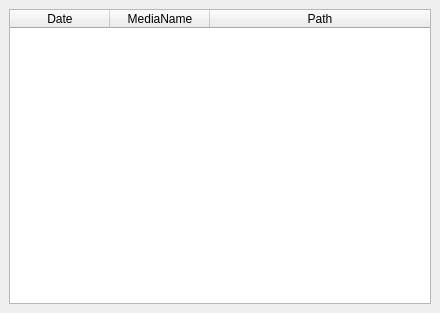
Above: SeaGoatVision/client/qt/uifiles/WinRecHistoric.ui from Octets/SeaGoatVision before the change. Below: the same form after it.
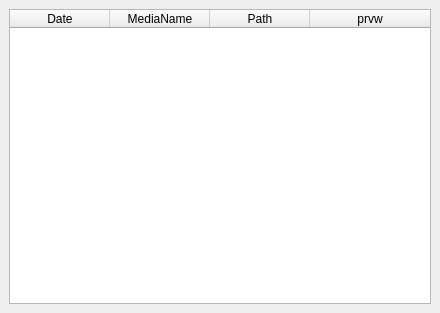
That is the form after the change.

Commit message:
add fourth column (prvw) in rec hist
The purpose of that column is to watch the rec file in preview.
Double-click on the cell (eye icon) to execution action.

Diff of the .ui file:
```diff
--- a/SeaGoatVision/client/qt/uifiles/WinRecHistoric.ui
+++ b/SeaGoatVision/client/qt/uifiles/WinRecHistoric.ui
@@ -59,6 +59,11 @@
         <string>Path</string>
        </property>
       </column>
+      <column>
+       <property name="text">
+        <string>prvw</string>
+       </property>
+      </column>
      </widget>
     </item>
    </layout>
```
The commit also changes 9 other files.
